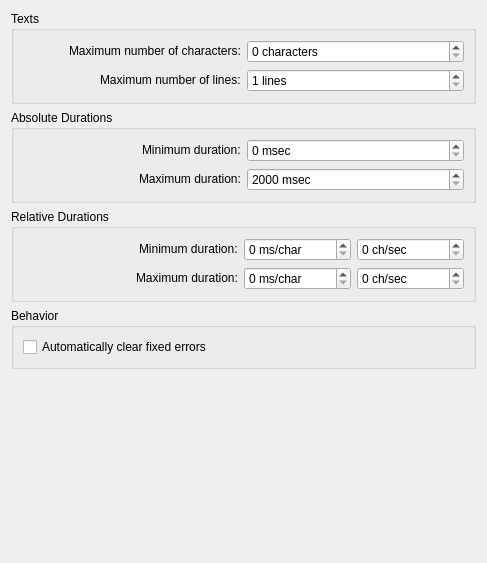
First picture: the form in src/configs/errorsconfigwidget.ui, repository maxrd2/SubtitleComposer, before the edit.
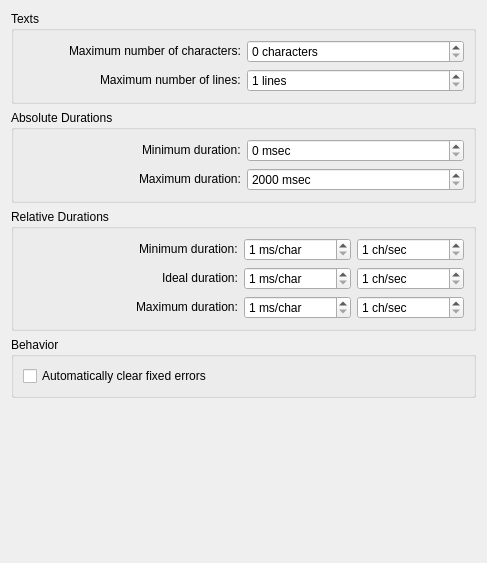
Second picture: the form after the edit.

Commit message: Added IdealDurationPerCharacter config option

Diff of the .ui file:
```diff
--- a/src/configs/errorsconfigwidget.ui
+++ b/src/configs/errorsconfigwidget.ui
@@ -108,14 +108,30 @@
      <property name="title">
       <string>Relative Durations</string>
      </property>
-     <layout class="QGridLayout" name="gridLayout_3" columnstretch="2,1,1,0">
-      <item row="1" column="1">
+     <layout class="QGridLayout" name="gridLayout_3" columnstretch="2,1,1">
+      <item row="2" column="1">
        <widget class="QSpinBox" name="kcfg_MaxDurationPerCharacter">
         <property name="suffix">
          <string> ms/char</string>
         </property>
+        <property name="minimum">
+         <number>1</number>
+        </property>
         <property name="maximum">
-         <number>500</number>
+         <number>1000</number>
+        </property>
+       </widget>
+      </item>
+      <item row="0" column="2">
+       <widget class="QSpinBox" name="alt_MinDurationPerCharacter">
+        <property name="suffix">
+         <string> ch/sec</string>
+        </property>
+        <property name="minimum">
+         <number>1</number>
+        </property>
+        <property name="maximum">
+         <number>1000</number>
         </property>
        </widget>
       </item>
@@ -124,8 +140,11 @@
         <property name="suffix">
          <string> ms/char</string>
         </property>
+        <property name="minimum">
+         <number>1</number>
+        </property>
         <property name="maximum">
-         <number>100</number>
+         <number>1000</number>
         </property>
        </widget>
       </item>
@@ -136,30 +155,56 @@
         </property>
        </widget>
       </item>
-      <item row="1" column="0" alignment="Qt::AlignRight|Qt::AlignVCenter">
+      <item row="2" column="2">
+       <widget class="QSpinBox" name="alt_MaxDurationPerCharacter">
+        <property name="suffix">
+         <string> ch/sec</string>
+        </property>
+        <property name="minimum">
+         <number>1</number>
+        </property>
+        <property name="maximum">
+         <number>1000</number>
+        </property>
+       </widget>
+      </item>
+      <item row="2" column="0" alignment="Qt::AlignRight|Qt::AlignVCenter">
        <widget class="QLabel" name="lab_MaxDurationPerCharacter">
         <property name="text">
          <string>Maximum duration:</string>
         </property>
        </widget>
       </item>
-      <item row="0" column="2">
-       <widget class="QSpinBox" name="alt_MinDurationPerCharacter">
+      <item row="1" column="0" alignment="Qt::AlignRight|Qt::AlignVCenter">
+       <widget class="QLabel" name="lab_IdealDurationPerCharacter">
+        <property name="text">
+         <string>Ideal duration:</string>
+        </property>
+       </widget>
+      </item>
+      <item row="1" column="1">
+       <widget class="QSpinBox" name="kcfg_IdealDurationPerCharacter">
         <property name="suffix">
-         <string> ch/sec</string>
+         <string> ms/char</string>
+        </property>
+        <property name="minimum">
+         <number>1</number>
         </property>
         <property name="maximum">
-         <number>300</number>
+         <number>1000</number>
         </property>
        </widget>
       </item>
       <item row="1" column="2">
-       <widget class="QSpinBox" name="alt_MaxDurationPerCharacter">
+       <widget class="QSpinBox" name="alt_IdealDurationPerCharacter">
         <property name="suffix">
          <string> ch/sec</string>
         </property>
+        <property name="minimum">
+         <number>1</number>
+        </property>
         <property name="maximum">
-         <number>300</number>
+         <number>1000</number>
         </property>
        </widget>
       </item>
```
The commit also changes 3 other files.
